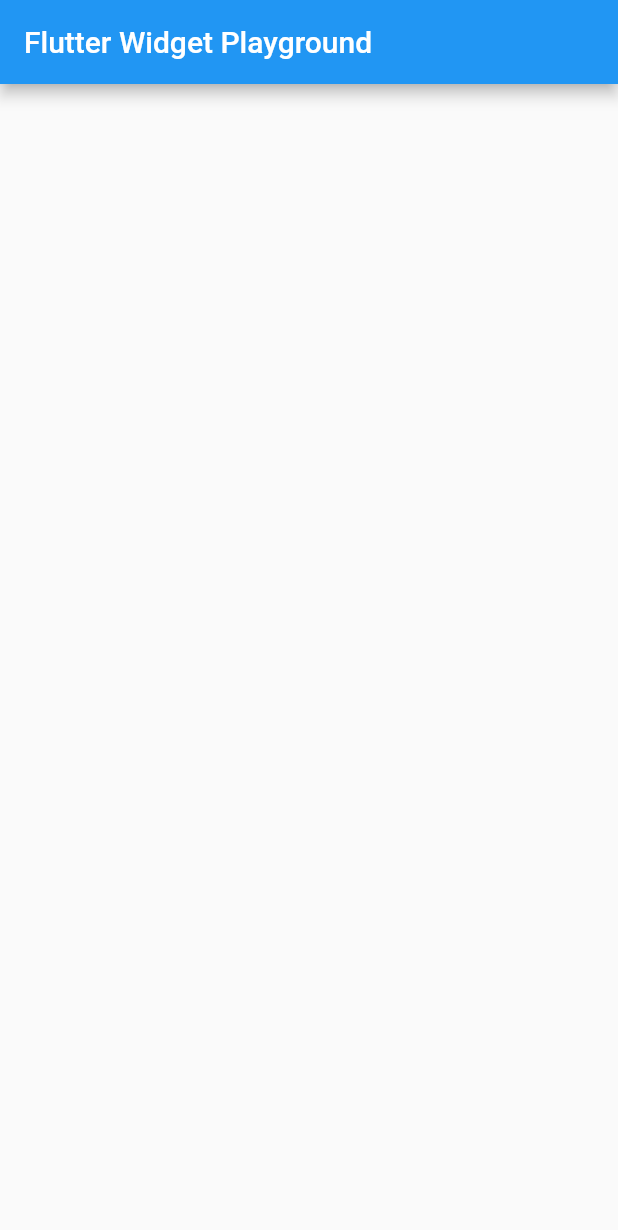
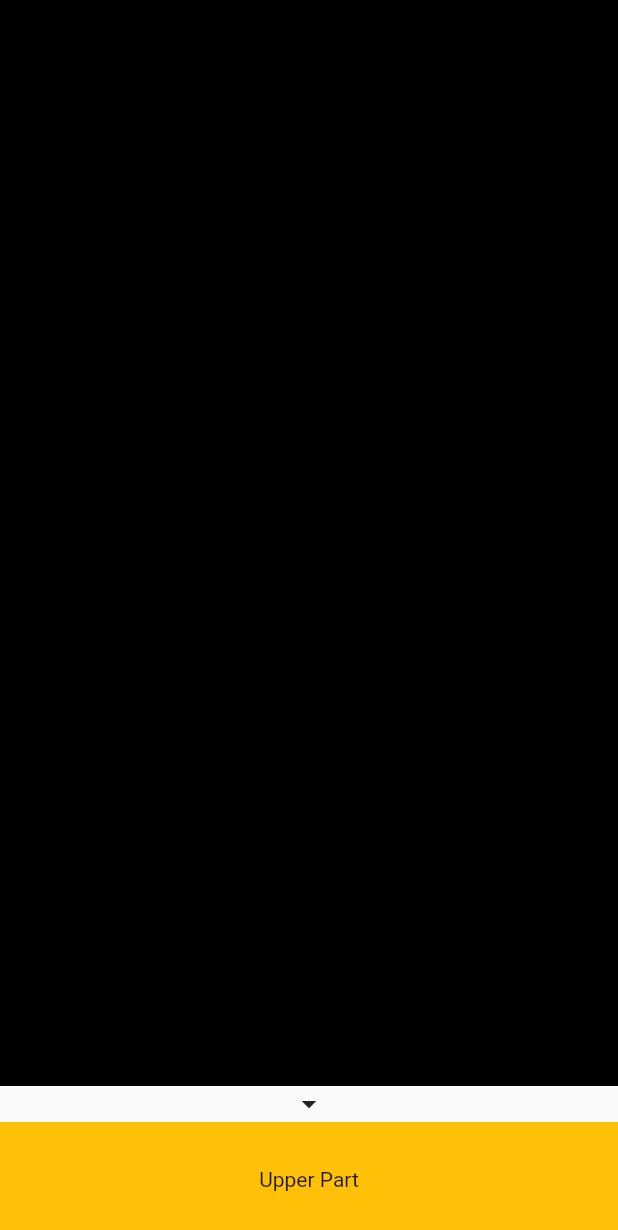
Before and after one commit to hamed-fs/flutter_widget_test_playground, a Flutter app: the screen it shows after launch, on a phone screen of 412 x 824 dp. Shown: the top 1230 px of the screen. Run offline on Flutter 3.47's test engine with Material 2 defaults, Android fonts, the phone set to English and light mode, and no system bars; statements that could not run were skipped.

Commit message:
- first ok

```diff
--- /dev/null
+++ b/lib/deriv_bottom_sheet.dart
@@ -0,0 +1,191 @@
+import 'package:flutter/material.dart';
+import 'package:flutter_widget_test_playground/deriv_bottom_sheet_controller.dart';
+
+class DerivBottomSheet extends StatefulWidget {
+  // This controls the minimum height of the body. Must be greater or equal of
+  // 0. By default is 0
+  final double minHeight;
+
+  // This controls the minimum height of the body. By default is 500
+  double _maxHeight;
+
+  // This is the content that will be hided of your bottomSheet. You can fit any
+  // widget. This parameter is required
+  final Widget lowerBody;
+
+  // This is the header of your bottomSheet. This widget is the swipeable area
+  // where user will interact. This parameter is required
+  final Widget upperBody;
+
+  final Widget toggler;
+
+  // This flag is used to enable the automatic swipe of the bar. If it's true
+  // the bottomSheet will automatically appear or disappear when user stops
+  // swiping, but if it's false, it will stay at the last user finger position.
+  // By default is true
+  final bool autoSwiped;
+
+  // This flag enable that users can swipe the header and hide or show the
+  // solid bottom sheet. Turn on false if you don't want to let the user
+  // interact with the solid bottom sheet. By default is true.
+  final bool canUserSwipe; // TODO: Change to draggableHeader
+
+  // This property is the elevation of the bottomSheet. Must be greater or equal
+  // to 0. By default is 0.
+  final double elevation;
+
+  // This flag controls if the body is shown to the user by default. If it's
+  // true, the body will be shown. If it's false the body will be hided. By
+  // default it's false.
+  final bool maximizedAtStart; // TODO: change to openedByDefault
+
+  // This object used to control behavior internally
+  // from the app and don't depend of user's interaction.
+  // can hide and show  methods plus have isOpened variable
+  // to check widget visibility on a screen
+  DerivBottomSheetController controller;
+
+  // This method will be executed when the solid bottom sheet is completely
+  // opened.
+  final Function onShow;
+
+  // This method will be executed when the solid bottom sheet is completely
+  // closed.
+  final Function onHide;
+
+  final BuildContext context;
+
+  DerivBottomSheet({
+    Key key,
+    @required this.context,
+    @required this.lowerBody,
+    @required this.upperBody,
+    @required this.toggler,
+    this.controller,
+    this.minHeight = 0,
+    this.autoSwiped = true,
+    this.canUserSwipe = true,
+    this.elevation = 0.0,
+    this.maximizedAtStart = false,
+    this.onShow,
+    this.onHide,
+  })  : assert(elevation >= 0.0),
+        assert(minHeight >= 0.0),
+        super(key: key) {
+    if (controller == null) {
+      this.controller = DerivBottomSheetController();
+    }
+
+    _maxHeight = MediaQuery.of(context).size.height -
+        (Scaffold.of(context).hasAppBar
+            ? Scaffold.of(context).appBarMaxHeight
+            : 0) -
+        24.0 -
+        100.0;
+
+    this.controller.height =
+        this.maximizedAtStart ? this._maxHeight : this.minHeight;
+  }
+
+  @override
+  _DerivBottomSheetState createState() => _DerivBottomSheetState();
+}
+
+class _DerivBottomSheetState extends State<DerivBottomSheet> {
+  bool isDragDirectionUp;
+
+  void _onVerticalDragUpdate(data) {
+    if (((widget.controller.height - data.delta.dy) > widget.minHeight) &&
+        ((widget.controller.height - data.delta.dy) < widget._maxHeight)) {
+      isDragDirectionUp = data.delta.dy <= 0;
+      widget.controller.height -= data.delta.dy;
+    }
+  }
+
+  void _onVerticalDragEnd(data) {
+    if (isDragDirectionUp && (widget.controller?.value ?? false))
+      _show();
+    else if (!isDragDirectionUp && !widget.controller.value)
+      _hide();
+    else
+      widget.controller.value = isDragDirectionUp;
+  }
+
+  void _onTap() {
+    final bool isOpened = widget.controller.height == widget._maxHeight;
+    widget.controller.value = !isOpened;
+  }
+
+  Function _controllerListener;
+
+  @override
+  void initState() {
+    super.initState();
+    widget.controller.value = widget.maximizedAtStart;
+    _controllerListener = () {
+      widget.controller.value ? _show() : _hide();
+    };
+    widget.controller.addListener(_controllerListener);
+  }
+
+  @override
+  Widget build(BuildContext context) {
+    return Column(
+      mainAxisSize: MainAxisSize.min,
+      children: <Widget>[
+        Container(
+          decoration: widget.elevation > 0
+              ? BoxDecoration(boxShadow: [
+                  BoxShadow(
+                    color: Colors.black54,
+                    blurRadius: widget.elevation,
+                  ),
+                ])
+              : null,
+          width: MediaQuery.of(context).size.width,
+          child: Column(
+            children: <Widget>[
+              GestureDetector(
+                onVerticalDragUpdate:
+                    widget.canUserSwipe ? _onVerticalDragUpdate : null,
+                onVerticalDragEnd:
+                    widget.autoSwiped ? _onVerticalDragEnd : null,
+                child: widget.toggler,
+                onTap: _onTap,
+              ),
+              widget.upperBody,
+            ],
+          ),
+        ),
+        StreamBuilder<double>(
+          stream: widget.controller.heightStream,
+          initialData: widget.controller.height,
+          builder: (_, snapshot) {
+            return AnimatedContainer(
+              curve: Curves.ease,
+              duration: Duration(milliseconds: 256),
+              height: snapshot.data,
+              child: widget.lowerBody,
+            );
+          },
+        ),
+      ],
+    );
+  }
+
+  void _hide() {
+    if (widget.onHide != null) widget.onHide();
+    widget.controller.height = widget.minHeight;
+  }
+
+  void _show() {
+    if (widget.onShow != null) widget.onShow();
+    widget.controller.height = widget._maxHeight;
+  }
+
+  @override
+  void dispose() {
+    widget.controller.removeListener(_controllerListener);
+    super.dispose();
+  }
+}
--- /dev/null
+++ b/lib/deriv_bottom_sheet_bloc.dart
@@ -0,0 +1,25 @@
+import 'dart:async';
+
+class DerivBottomSheetBloc {
+  StreamController<double> _heightController =
+      StreamController<double>.broadcast();
+  Stream<double> get height => _heightController.stream;
+  Sink<double> get _heightSink => _heightController.sink;
+
+  StreamController<bool> _visibilityController =
+      StreamController<bool>.broadcast();
+  Stream<bool> get isOpen => _visibilityController.stream;
+  Sink<bool> get _visibilitySink => _visibilityController.sink;
+
+  // Adds new values to streams
+  void dispatch(double value) {
+    _heightSink.add(value);
+    _visibilitySink.add(value > 0);
+  }
+
+  // Closes streams
+  void dispose() {
+    _heightController.close();
+    _visibilityController.close();
+  }
+}
--- /dev/null
+++ b/lib/deriv_bottom_sheet_controller.dart
@@ -0,0 +1,41 @@
+import 'package:flutter/foundation.dart';
+import 'package:flutter_widget_test_playground/deriv_bottom_sheet_bloc.dart';
+
+class DerivBottomSheetController extends ValueNotifier<bool> {
+  DerivBottomSheetBloc _bloc = DerivBottomSheetBloc();
+
+  // This is the current height of the bottomSheet's body
+  double _height;
+
+  DerivBottomSheetController() : super(false);
+
+  // Returns the value of the height as stream
+  Stream<double> get heightStream => _bloc.height;
+
+  // Returns the value of the visibility as stream
+  Stream<bool> get isOpenStream => _bloc.isOpen;
+
+  // This method sets the value of the height using streams
+  set height(double value) {
+    _height = value;
+    _bloc.dispatch(value);
+  }
+
+  // Returns the value of the height
+  double get height => _height;
+
+  //  Returns if the solid bottom sheet is opened or not
+  bool get isOpened => value;
+
+  // Updates the visibility value to false
+  void hide() => value = false;
+
+  // Updates the visibility value to true
+  void show() => value = true;
+
+  @override
+  void dispose() {
+    _bloc.dispose();
+    super.dispose();
+  }
+}
--- a/lib/main.dart
+++ b/lib/main.dart
@@ -1,19 +1,143 @@
+import 'dart:async';
+
 import 'package:flutter/material.dart';
+import 'package:flutter_widget_test_playground/deriv_bottom_sheet.dart';
 
-import 'package:flutter_widget_test_playground/home_page.dart';
+void main() => runApp(MyApp());
 
-void main() => runApp(App());
-
-class App extends StatelessWidget {
+class MyApp extends StatelessWidget {
   @override
   Widget build(BuildContext context) {
     return MaterialApp(
-      title: 'Flutter Widget Playground',
+      title: 'Flutter Demo',
       theme: ThemeData(
         primarySwatch: Colors.blue,
-        visualDensity: VisualDensity.adaptivePlatformDensity,
       ),
-      home: HomePage(),
+      home: MyHomePage(),
     );
   }
 }
+
+class MyHomePage extends StatefulWidget {
+  @override
+  _MyHomePageState createState() => _MyHomePageState();
+}
+
+class _MyHomePageState extends State<MyHomePage> {
+  @override
+  Widget build(BuildContext context) {
+    return SafeArea(
+      child: Scaffold(
+        // appBar: AppBar(
+        //   title: Text("Solid bottom sheet example"),
+        // ),
+        body: Center(
+          child: Container(
+            color: Colors.black,
+          ),
+        ),
+        bottomSheet: Builder(
+          builder: (context) => DerivBottomSheet(
+            context: context,
+            toggler: Icon(Icons.arrow_drop_down),
+            upperBody: Container(
+              height: 76.0,
+              color: Colors.amber,
+              child: Center(
+                child: Text('Upper Part'),
+              ),
+            ),
+            lowerBody: SingleChildScrollView(
+              child: Container(
+                color: Colors.blueAccent,
+                child: Column(
+                  children: <Widget>[
+                    ListTile(title: Text('data')),
+                    ListTile(title: Text('data')),
+                    ListTile(title: Text('data')),
+                    ListTile(title: Text('data')),
+                    ListTile(title: Text('data')),
+                    ListTile(title: Text('data')),
+                    ListTile(title: Text('data')),
+                    ListTile(title: Text('data')),
+                    ListTile(title: Text('data')),
+                    ListTile(title: Text('data')),
+                    ListTile(title: Text('data')),
+                    ListTile(title: Text('data')),
+                    ListTile(title: Text('data')),
+                    ListTile(title: Text('data')),
+                    ListTile(title: Text('data')),
+                    ListTile(title: Text('data')),
+                    ListTile(title: Text('data')),
+                    ListTile(title: Text('data')),
+                    ListTile(title: Text('data')),
+                    ListTile(title: Text('data')),
+                    ListTile(title: Text('data')),
+                    ListTile(title: Text('data')),
+                    ListTile(title: Text('data')),
+                    ListTile(title: Text('data')),
+                  ],
+                ),
+              ),
+            ),
+          ),
+        ),
+      ),
+    );
+  }
+}
+
+// class ExpandableBottomSheet extends StatefulWidget {
+//   final Widget handlerWidget;
+//   final Widget topWidget;
+//   final Widget bottomWidget;
+
+//   const ExpandableBottomSheet({
+//     Key key,
+//     this.handlerWidget,
+//     this.topWidget,
+//     this.bottomWidget,
+//   }) : super(key: key);
+
+//   @override
+//   _ExpandableBottomSheetState createState() => _ExpandableBottomSheetState();
+// }
+
+// class _ExpandableBottomSheetState extends State<ExpandableBottomSheet> {
+//   StreamController<double> controller = StreamController.broadcast();
+
+//   @override
+//   Widget build(BuildContext context) {
+//     return StreamBuilder(
+//       stream: controller.stream,
+//       builder: (context, snapshot) => Container(
+//         width: double.infinity,
+//         child: Column(
+//           mainAxisSize: MainAxisSize.min,
+//           children: <Widget>[
+//             GestureDetector(
+//                 onVerticalDragUpdate: (DragUpdateDetails details) {
+//                   double position = MediaQuery.of(context).size.height -
+//                       details.globalPosition.dy;
+
+//                   position.isNegative
+//                       ? Navigator.pop(context)
+//                       : controller.add(position);
+//                 },
+//                 behavior: HitTestBehavior.opaque,
+//                 child: widget.handlerWidget),
+//             widget.topWidget,
+//             Container(
+//               height: snapshot.hasData && snapshot.data >= 0.0
+//                   ? snapshot.data
+//                   : 0.0,
+//               child: SingleChildScrollView(
+//                 child: widget.bottomWidget,
+//               ),
+//             ),
+//           ],
+//         ),
+//       ),
+//     );
+//   }
+// }
```
